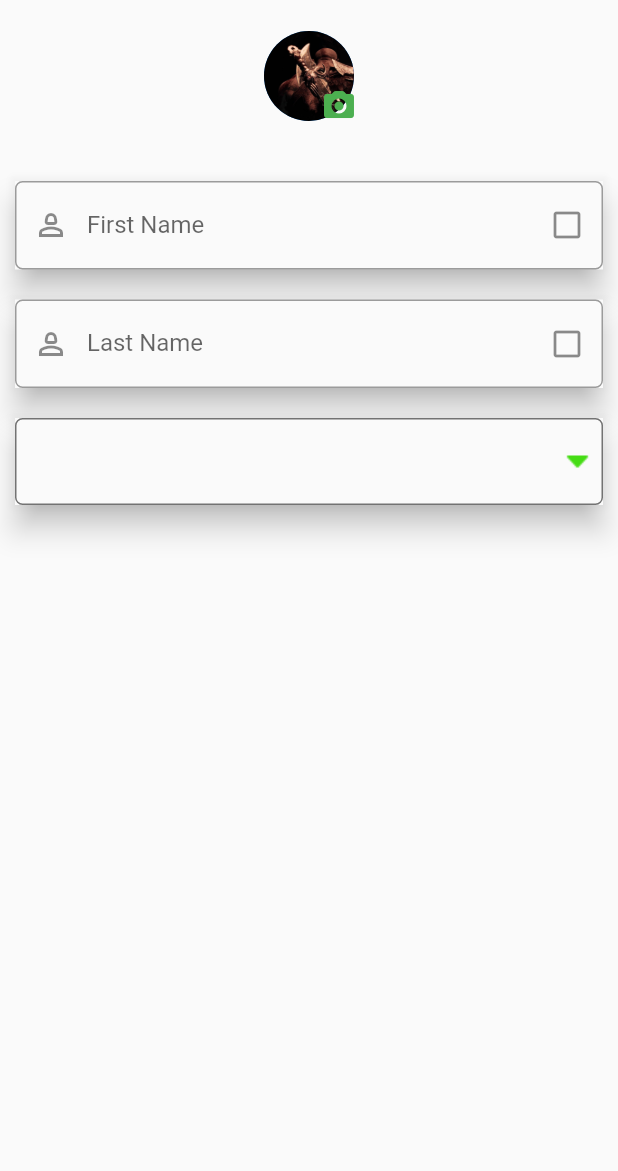
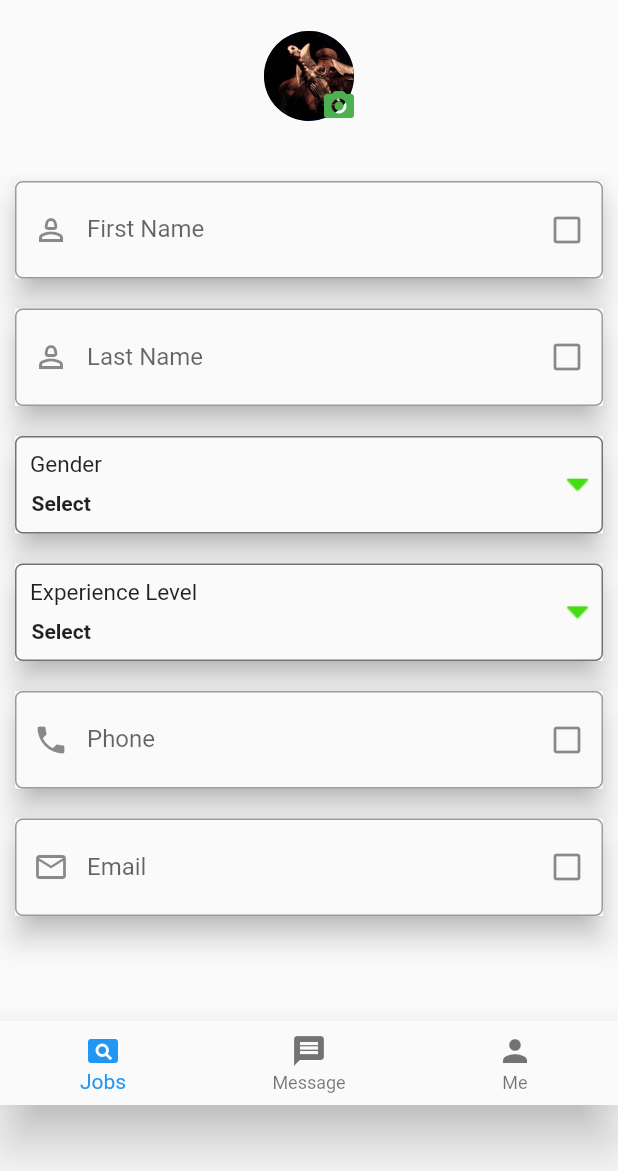
Before and after one commit to wannabeSE/Bringin_Tech, a Flutter app: the screen it shows after launch, on a phone screen of 412 x 824 dp, the part 65-1236 px from its top. Run offline on Flutter 3.47's test engine with Material 2 defaults, Android fonts, the phone set to English and light mode, and no system bars; our stand-ins replace get.

Commit message:
updated registration fields

```diff
--- /dev/null
+++ b/lib/class/gender.dart
@@ -0,0 +1,4 @@
+class Gender{
+  static String initial = 'Select';
+  // static Map gender = {'Select':'Select'};
+}
--- a/lib/class/routes.dart
+++ b/lib/class/routes.dart
@@ -1,10 +1,11 @@
+import 'package:bringin_texh/screens/switch_profile.dart';
+import 'package:get/get_navigation/src/routes/get_route.dart';
+
+import 'package:bringin_texh/screens/customer_login.dart';
+import 'package:bringin_texh/screens/dummy_screen.dart';
 import 'package:bringin_texh/screens/products_view.dart';
 import 'package:bringin_texh/screens/set_profile.dart';
 import 'package:bringin_texh/screens/welcome.dart';
-import 'package:get/get_navigation/src/routes/get_route.dart';
-
-import 'package:bringin_texh/screens/dummy_screen.dart';
-import 'package:bringin_texh/screens/customer_login.dart';
 
 class Routes{
   static String welcomeScreen = '/welcome';
@@ -12,8 +13,11 @@ class Routes{
   static String dummyScreen = '/dummy_screen';
   static String customerProductView = '/products_view';
   static String setProfile = '/set_profile';
+  static String switchProfile = '/switch_profile';
+
 }
 final List<GetPage> getPages = [
+  GetPage(name: Routes.switchProfile, page: ()=>const SwitchProfile()),
   GetPage(
     name: Routes.setProfile,
     page: ()=>const SetProfile()
@@ -33,5 +37,6 @@ final List<GetPage> getPages = [
   GetPage(
     name: Routes.customerProductView,
     page: ()=> const CustomerProductsView()
-  )
+  ),
+
 ];
--- a/lib/class/user_data.dart
+++ b/lib/class/user_data.dart
@@ -1,5 +1,12 @@
 class UserData{
-
-  static Map userInfo = {'First Name':'','Last Name':'','Email':'','Password':''};
+  static String initial = 'Select';
+  static Map userInfo = {
+    'First Name':'',
+    'Last Name':'',
+    'Email':'',
+    'Password':'',
+    'ExperienceLevel':'Select Level',
+    'Gender':'Select'
+    };
 
 }
--- a/lib/screens/customer_login.dart
+++ b/lib/screens/customer_login.dart
@@ -52,7 +52,8 @@ class  _UserSignInState extends State<UserSignIn> {
     resBody = jsonDecode(resKeeper!.body);
 
     if(resKeeper!.statusCode == 201){
-       Get.to(const DummyScreen());
+
+      Get.to(const DummyScreen());
       debugPrint('login success');
 
     }else if (resKeeper!.statusCode == 401) {
--- a/lib/screens/set_profile.dart
+++ b/lib/screens/set_profile.dart
@@ -1,3 +1,4 @@
+import 'package:bringin_texh/class/user_data.dart';
 import 'package:bringin_texh/widgets/dropdown_dialog.dart';
 import 'package:bringin_texh/widgets/inputfield.dart';
 import 'package:flutter/material.dart';
@@ -8,7 +9,8 @@ class SetProfile extends StatelessWidget {
   @override
   Widget build(BuildContext context) {
     return Scaffold(
-      body: SafeArea(
+      body: SingleChildScrollView(
+        child: SafeArea(
           child: Column(
             children: [
               Padding(
@@ -48,9 +50,27 @@ class SetProfile extends StatelessWidget {
                   const SizedBox(height: 30,),
                   const InputField(promptText: '', labelText: 'First Name', prefixIcon: Icon(Icons.person_2_outlined)),
                   const InputField(promptText: '', labelText: 'Last Name', prefixIcon: Icon(Icons.person_2_outlined)),
-                const DropDownDialog()
+                  DropDownDialog(optionOne: 'Male',optionTwo: 'Female',setMiddleText: 'I am',containerText: 'Gender',initialValue: UserData.userInfo['Gender'],),
+                  DropDownDialog(optionOne: 'Fresher', optionTwo: 'Experienced', setMiddleText: 'My Experience', containerText: 'Experience Level',initialValue: UserData.userInfo['ExperienceLevel']),
+                  const InputField(promptText: '', labelText: 'Phone', prefixIcon: Icon(Icons.phone)),
+                  const InputField(promptText: '', labelText: 'Email', prefixIcon: Icon(Icons.mail_outline)),
+                  const SizedBox(height: 60,),
+                  Container(
+                    decoration: BoxDecoration(
+                      borderRadius: BorderRadius.circular(10)
+                    ),
+                    child: BottomNavigationBar(
+                      elevation: 15,
+                      items: const [
+                        BottomNavigationBarItem(icon: Icon(Icons.pageview),label: 'Jobs'),
+                        BottomNavigationBarItem(icon: Icon(Icons.message),label: 'Message'),
+                        BottomNavigationBarItem(icon: Icon(Icons.person),label: 'Me'),
+                    ]),
+                  )
             ],
           )
+
+        ),
       ),
     );
   }
--- a/lib/widgets/dropdown_dialog.dart
+++ b/lib/widgets/dropdown_dialog.dart
@@ -1,22 +1,56 @@
 import 'package:flutter/material.dart';
 
+import 'package:bringin_texh/class/user_data.dart';
+import 'package:bringin_texh/widgets/dialog_buttons.dart';
 
-class DropDownDialog extends StatelessWidget {
-  const DropDownDialog({super.key});
+class DropDownDialog extends StatefulWidget {
+  const DropDownDialog({
+
+    required this.initialValue,
+    required this.optionOne,
+    required this.optionTwo,
+    required this.setMiddleText,
+    required this.containerText,
+    super.key
+    });
+
+
+  final String initialValue;
+  final String optionOne;
+  final String optionTwo;
+  final String setMiddleText;
+  final String containerText;
 
   @override
+  State<DropDownDialog> createState() => _DropDownDialogState();
+}
+
+class _DropDownDialogState extends State<DropDownDialog> {
+
+  String temp = 'Select';
+
+  genderUpdate(){
+    setState(() {
+      temp = UserData.userInfo['Gender'];
+    });
+  }
+  expUpdate(){
+    setState(() {
+      temp = UserData.userInfo['ExperienceLevel'];
+    });
+  }
+  @override
   Widget build(BuildContext context) {
+
     return GestureDetector(
       onTap: () {
-
-        debugPrint('pressed');
         showDialog(
           context: context,
           builder: (context) =>
             Dialog(
               child: Container(
-              height: 180,
-              width: 170,
+                height: 185,
+                width: 320,
                 decoration: BoxDecoration(
                   borderRadius: BorderRadius.circular(10)
                 ),
@@ -37,9 +71,9 @@ class DropDownDialog extends StatelessWidget {
                             ),
                           )
                         ),
-                      const Text(
-                        'I am',
-                        style: TextStyle(
+                        Text(
+                          widget.setMiddleText,
+                          style: const TextStyle(
                             fontSize: 16,
                             fontWeight: FontWeight.bold,
                             ),
@@ -54,16 +88,31 @@ class DropDownDialog extends StatelessWidget {
                             padding: const EdgeInsets.fromLTRB(10, 0, 0, 0),
                             color: const Color.fromARGB(255, 33, 215, 127),
                             shape: RoundedRectangleBorder(borderRadius: BorderRadius.circular(5)),
-                          onPressed: (){},
+                            onPressed: (){
+                              if(widget.initialValue == 'Select Level'){
+                                expUpdate();
+                              }else{
+                                genderUpdate();
+                              }
+                              Navigator.pop(context);
+                            },
                             child: const Padding(
                               padding: EdgeInsets.only(right:7.5),
-                            child: Text('Save',style: TextStyle(color: Colors.white),),
+                              child: Text(
+                                'Save',
+                              style: TextStyle(
+                                color: Colors.white
+                                ),
+                              ),
                             ),
                           ),
                         )
                       ],
-                  )
-                ]
+                    ),
+                    const SizedBox(height: 15,),
+                    DialogButton(labelText: widget.optionOne),
+                    DialogButton(labelText: widget.optionTwo),
+                  ],
                 ),
               ),
             )
@@ -73,14 +122,25 @@ class DropDownDialog extends StatelessWidget {
         padding: const EdgeInsets.all(10.0),
         child: Material(
           elevation: 8,
-          child: Container(
-            height: 58,
+          child: Stack(
+            children:[
+              Container(
+              height: 65,
               width: 400,
               decoration: BoxDecoration(
                 border: Border.all(color: Colors.black54),
                 borderRadius: BorderRadius.circular(5),
                 ),
-              child: const Align(
+                child: Row(
+                  mainAxisAlignment: MainAxisAlignment.spaceBetween,
+                  children: [
+                    Padding(
+                      padding:const EdgeInsets.fromLTRB(10,25,0,0),
+                      child: Text(
+                        temp,
+                        style:const TextStyle(fontWeight: FontWeight.bold),),
+                    ),
+                    const Align(
                       alignment: Alignment.centerRight,
                       child: Padding(
                         padding: EdgeInsets.all(8.0),
@@ -89,6 +149,23 @@ class DropDownDialog extends StatelessWidget {
                         ),
                       )
                     ),
+                  ],
+                ),
+              ),
+              Padding(
+                padding:const EdgeInsets.fromLTRB(10,10,0,0),
+                child: SizedBox(
+                  height: 50,
+                  width: 150,
+                  child: Text(
+                    widget.containerText,
+                    style: const TextStyle(
+                      fontSize: 15
+                      ),
+                    ),
+                  ),
+              )
+            ]
           ),
         ),
       ),
--- a/lib/widgets/inputfield.dart
+++ b/lib/widgets/inputfield.dart
@@ -55,10 +55,13 @@ class _InputFieldState extends State<InputField> {
               }
           },
           decoration: InputDecoration(
+            contentPadding: const EdgeInsets.all(23),
             border: OutlineInputBorder(
+              gapPadding: 10,
               borderRadius: BorderRadius.circular(5),
               borderSide:const BorderSide(color: Colors.black87)
             ),
+
             prefixIcon: widget.prefixIcon,
             suffixIcon: ok ? ic : ic,
             labelText: widget.labelText ,
```
Also changed, not shown: lib/screens/switch_profile.dart (added, +56 -0 lines), lib/widgets/dialog_buttons.dart (added, +44 -0 lines), assets/searching.png (added). Lines whose indentation alone changed are shown as unchanged.
